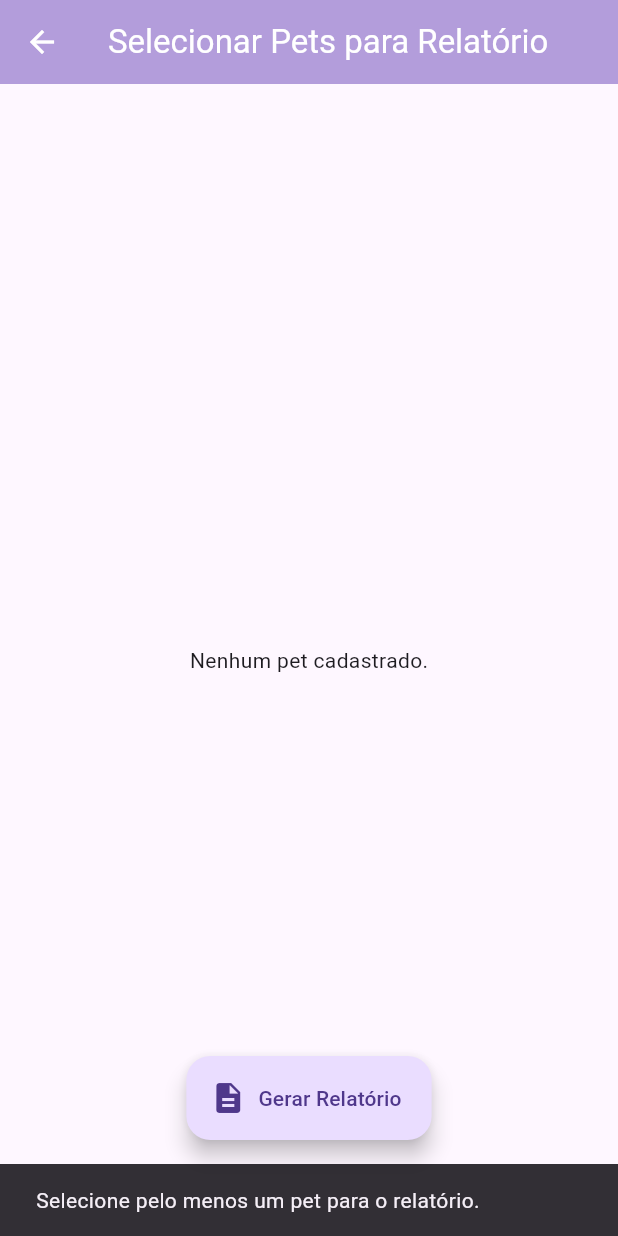
After one commit to VzinCoder/projeto_estagio, a Flutter app: the ReportSelectionPage screen opened directly, after a tap on "Gerar Relatório", on a phone screen of 412 x 824 dp. The commit adds this screen. Run offline on Flutter 3.47's test engine with Material 3 defaults, Android fonts, the phone set to English and light mode, and no system bars; our stand-ins replace dio, flutter_secure_storage, get_it, jwt_decoder, sqflite; accounts and stored records are empty.

Commit message:
Implementando a funcionalidade de gerar relatório na página de detalhes do pet.

```diff
--- /dev/null
+++ b/lib/pages/report_selection_page.dart
@@ -0,0 +1,120 @@
+import 'package:flutter/material.dart';
+import 'package:projeto_estagio/models/pet.dart';
+import 'package:projeto_estagio/repositories/pet_repository.dart';
+import 'package:projeto_estagio/utils/injector.dart';
+import 'package:projeto_estagio/pages/report_page.dart';
+
+class ReportSelectionPage extends StatefulWidget {
+  const ReportSelectionPage({super.key});
+
+  @override
+  State<ReportSelectionPage> createState() => _ReportSelectionPageState();
+}
+
+class _ReportSelectionPageState extends State<ReportSelectionPage> {
+  late final PetRepository _petRepository;
+  List<Pet> _allPets = [];
+  Set<String> _selectedPetIds = {};
+  bool _isLoading = true;
+
+  @override
+  void initState() {
+    super.initState();
+    _petRepository = getIt.get<PetRepository>();
+    _loadPets();
+  }
+
+  Future<void> _loadPets() async {
+    try {
+      final pets = await _petRepository.getAllPets();
+      setState(() {
+        _allPets = pets;
+        _isLoading = false;
+      });
+    } catch (e) {
+      // Tratar erro de carregamento dos pets
+      debugPrint('Erro ao carregar pets: $e');
+      setState(() {
+        _isLoading = false;
+      });
+    }
+  }
+
+  void _togglePetSelection(String petId) {
+    setState(() {
+      if (_selectedPetIds.contains(petId)) {
+        _selectedPetIds.remove(petId);
+      } else {
+        _selectedPetIds.add(petId);
+      }
+    });
+  }
+
+  void _generateReport() {
+    if (_selectedPetIds.isEmpty) {
+      ScaffoldMessenger.of(context).showSnackBar(
+        const SnackBar(
+          content: Text('Selecione pelo menos um pet para o relatório.'),
+        ),
+      );
+      return;
+    }
+    Navigator.push(
+      context,
+      MaterialPageRoute(
+        builder: (context) =>
+            ReportPage(selectedPetIds: _selectedPetIds.toList()),
+      ),
+    );
+  }
+
+  @override
+  Widget build(BuildContext context) {
+    return Scaffold(
+      appBar: AppBar(
+        title: const Text(
+          'Selecionar Pets para Relatório',
+          style: TextStyle(color: Colors.white),
+        ),
+      ),
+      body: _isLoading
+          ? const Center(child: CircularProgressIndicator())
+          : _allPets.isEmpty
+          ? const Center(child: Text('Nenhum pet cadastrado.'))
+          : ListView.builder(
+              itemCount: _allPets.length,
+              itemBuilder: (context, index) {
+                final pet = _allPets[index];
+                final isSelected = _selectedPetIds.contains(pet.id);
+                return Card(
+                  margin: const EdgeInsets.symmetric(
+                    horizontal: 16,
+                    vertical: 8,
+                  ),
+                  child: ListTile(
+                    title: Text(pet.name),
+                    subtitle: Text('Tipo: ${pet.type}, Raça: ${pet.breed}'),
+                    trailing: Checkbox(
+                      value: isSelected,
+                      onChanged: (bool? value) {
+                        if (value != null) {
+                          _togglePetSelection(pet.id);
+                        }
+                      },
+                    ),
+                    onTap: () {
+                      _togglePetSelection(pet.id);
+                    },
+                  ),
+                );
+              },
+            ),
+      floatingActionButton: FloatingActionButton.extended(
+        onPressed: _generateReport,
+        label: const Text('Gerar Relatório'),
+        icon: const Icon(Icons.description),
+      ),
+      floatingActionButtonLocation: FloatingActionButtonLocation.centerFloat,
+    );
+  }
+}
--- a/lib/repositories/event_repository.dart
+++ b/lib/repositories/event_repository.dart
@@ -33,7 +33,6 @@ class EventRepository implements IEventRepository {
 
   @override
   Future<int> updateEvent(Event event) {
-
     // impossivel um evento não ter id.
     // if (event.id == null) {
     //   throw Exception("Cannot update event without ID");
@@ -51,7 +50,7 @@ class EventRepository implements IEventRepository {
   Future<List<Event>> getEventsByPetId(String petId) async {
     final result = await db.query(
       'events',
-      where: 'pet_id = ?',
+      where: 'animal_id = ?',
       whereArgs: [petId],
     );
     return result.map((map) => Event.fromMap(map)).toList();
```
Also changed, not shown: lib/pages/pet_details.dart (+17 -0 lines), lib/pages/report_page.dart (added, +183 -0 lines).
